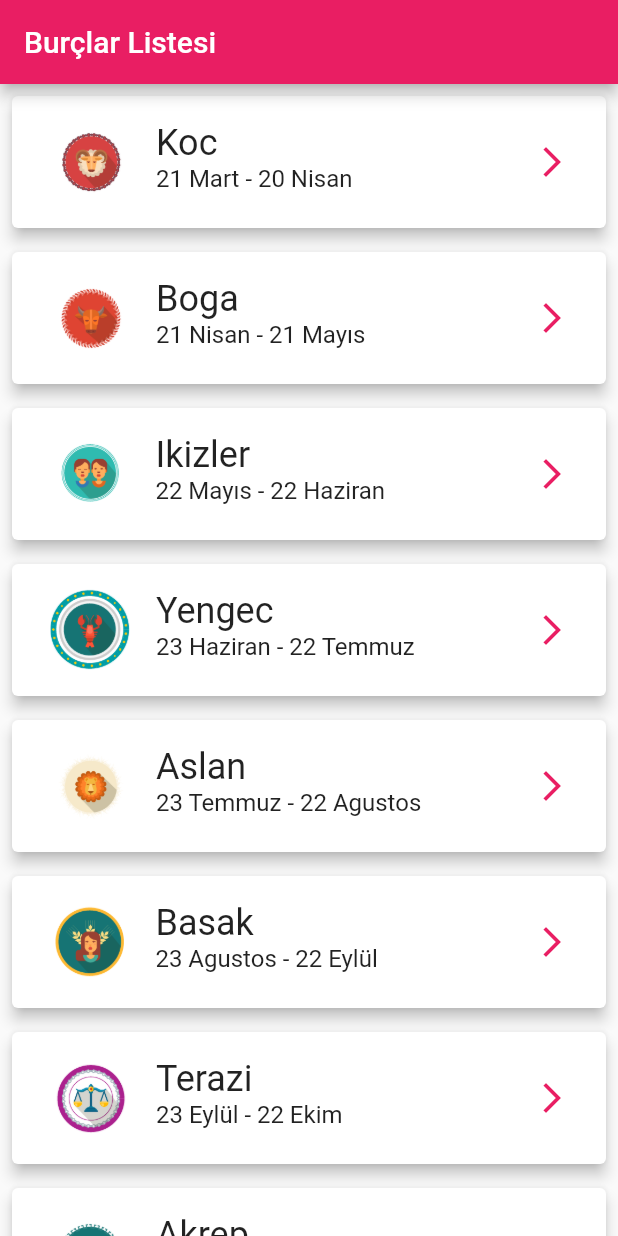
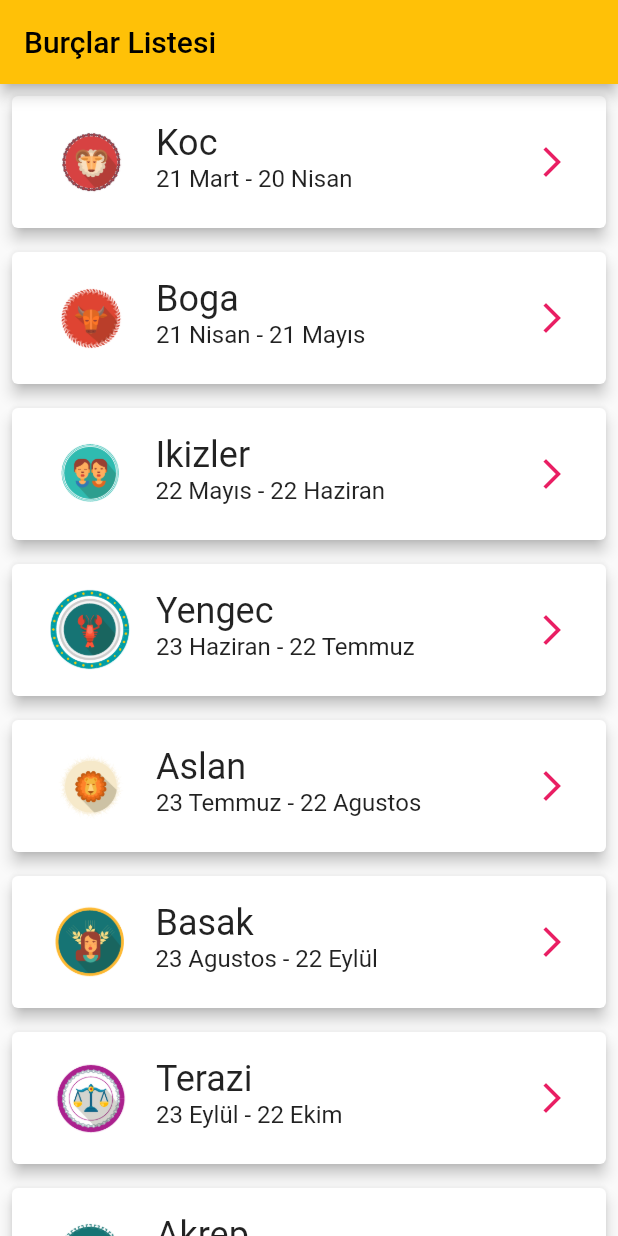
Before and after one commit to Emrullah10/burc_application, a Flutter app: the screen it shows after launch, on a phone screen of 412 x 824 dp. Run offline on Flutter 3.47's test engine with Material 2 defaults, Android fonts, the light colour scheme and no system bars; our stand-ins replace palette_generator.

Commit message:
burc_Application

```diff
--- a/lib/main.dart
+++ b/lib/main.dart
@@ -13,7 +13,7 @@ class MyApp extends StatelessWidget {
   Widget build(BuildContext context) {
     return MaterialApp(
       debugShowCheckedModeBanner: false,
-      theme: ThemeData(primarySwatch: Colors.pink),
+      theme: ThemeData(primarySwatch: Colors.amber),
       home: BurcListesi(),
     );
   }
```
